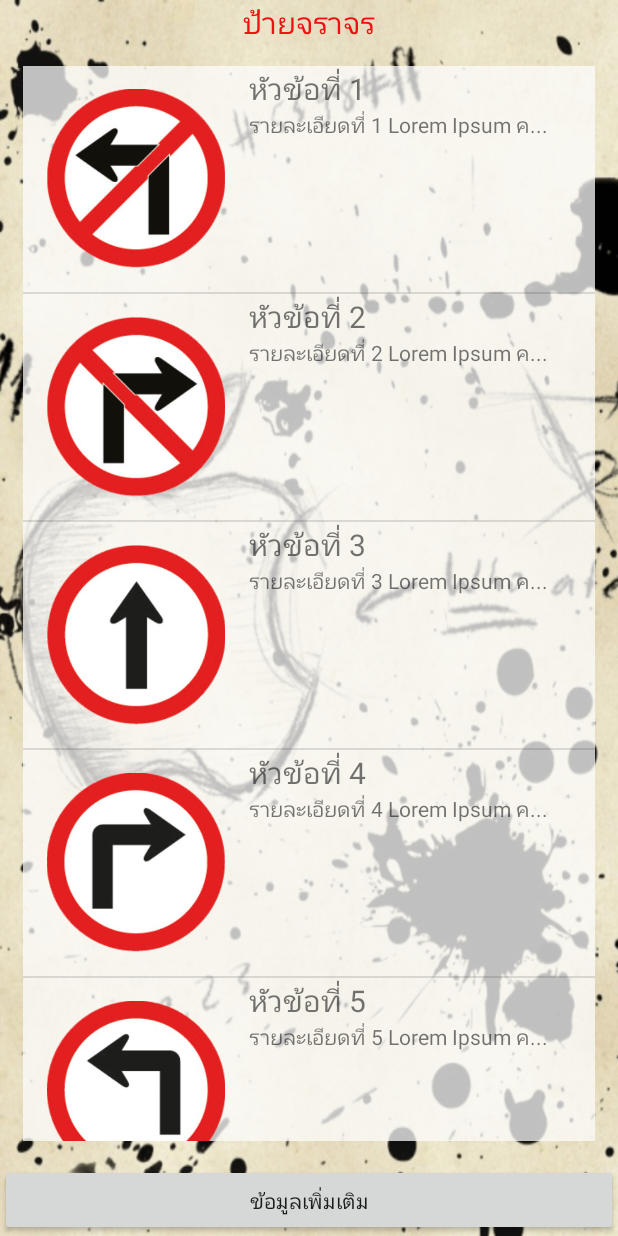
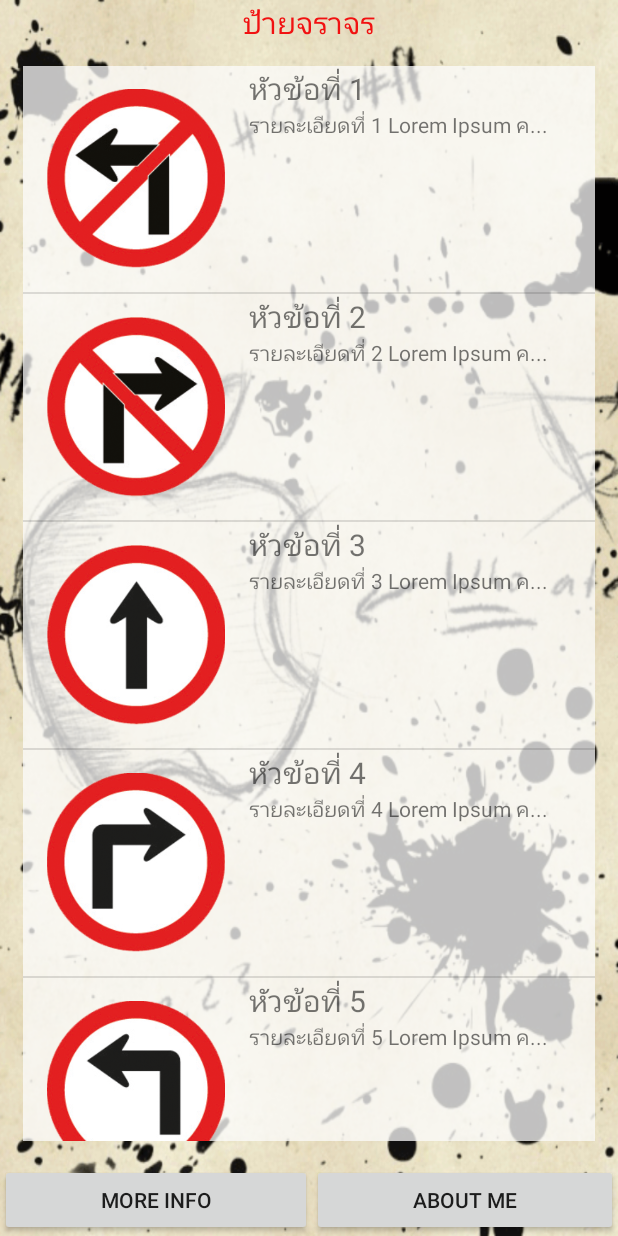
Before and after one commit to jewelrykung/MyApplication2, an Android app: the screen it shows after launch (MainActivity), on a phone screen of 412 x 824 dp. Run offline under Robolectric (Android 15) with nearby library versions, the phone set to English and light mode, and no system bars.

Commit message:
pre Test1  9 Mar 60

```diff
--- a/app/src/main/java/comsci/thanaset/myapplication/MyAdapter.java
+++ b/app/src/main/java/comsci/thanaset/myapplication/MyAdapter.java
@@ -44,7 +44,7 @@ public class MyAdapter extends BaseAdapter {
     @Override
     public View getView(int position, View convertView, ViewGroup parent) {//รับจำนวนข้อมูลแล้วนำไปแสดงผลต่อบนหน้าเว็ป
         LayoutInflater layoutInflater = (LayoutInflater) context.getSystemService(Context.LAYOUT_INFLATER_SERVICE);
-        View view =layoutInflater.inflate(R.layout.my_listview,parent,false);
+        View view =layoutInflater.inflate(R.layout.my_listview,parent,false);//ของmylistview
         //intitial view ผูกIDของ view กับตัวแปร เพื่อให้รู้จักกัน
 
         ImageView imageView = (ImageView) view.findViewById(R.id.imvIcon);
--- a/app/src/main/res/layout/activity_detail.xml
+++ b/app/src/main/res/layout/activity_detail.xml
@@ -15,8 +15,8 @@
         android:layout_height="wrap_content"
         android:text="ป้ายจราจร"
         android:layout_centerHorizontal="true"
-        android:textColor="@android:color/holo_blue_bright"
-        android:textSize="60dp"
+        android:textColor="@android:color/holo_red_dark"
+        android:textSize="40dp"
         android:layout_margin="15dp"
         />
 
@@ -52,7 +52,7 @@
                 android:text="TextVdedewdiew"
                 android:layout_width="wrap_content"
                 android:layout_height="wrap_content"
-                android:textSize="40sp"
+                android:textSize="20sp"
                 android:id="@+id/txtDetailScroll" />
         </LinearLayout>
     </ScrollView>
--- a/app/src/main/res/layout/activity_main.xml
+++ b/app/src/main/res/layout/activity_main.xml
@@ -19,25 +19,40 @@
 
         />
 
-    <Button
-        android:text="@string/MoreInfo"
-        android:layout_width="match_parent"
-        android:layout_height="wrap_content"
-        android:onClick="onClickMoreInfo (MainActivity)"
-        android:id="@+id/btnMoreInfo"
-        android:layout_alignParentBottom="true"
-
-        />
-
     <ListView
         android:layout_width="match_parent"
         android:layout_height="match_parent"
         android:id="@+id/liveTraffic"
-        android:layout_below="@id/txtTitle"
-        android:layout_above="@id/btnMoreInfo"
+        android:layout_below="@+id/txtTitle"
+        android:layout_above="@+id/layButton"
         android:background="@color/colorAccent"
         android:layout_margin="@dimen/my_margin"
         />
 
+    <LinearLayout
+        android:id="@+id/layButton"
+        android:layout_width="match_parent"
+        android:layout_height="wrap_content"
+        android:layout_alignParentBottom="true"
+        android:orientation="horizontal">
+
+        <Button
+            android:id="@+id/btnMoreInfo"
+            android:layout_width="wrap_content"
+            android:layout_height="wrap_content"
+            android:layout_alignParentBottom="false"
+            android:layout_weight="1"
+            android:onClick="onClickMoreInfo (MainActivity)"
+
+            android:text="@string/MoreInfo" />
+
+        <Button
+            android:id="@+id/btnAboutMe"
+            android:layout_width="wrap_content"
+            android:layout_height="wrap_content"
+            android:layout_weight="1"
+            android:text="@string/aboutMe" />
+    </LinearLayout>
+
 
 </RelativeLayout>
--- a/app/src/main/res/values/strings.xml
+++ b/app/src/main/res/values/strings.xml
@@ -2,5 +2,6 @@
     <string name="app_name">MyApplication</string>
 
     <string name="txtTitle">ป้ายจราจร</string>
-    <string name="MoreInfo">ข้อมูลเพิ่มเติม</string>
+    <string name="MoreInfo">More Info</string>
+    <string name="aboutMe">About Me</string>
 </resources>
--- a/build.gradle
+++ b/build.gradle
@@ -5,7 +5,7 @@ buildscript {
         jcenter()
     }
     dependencies {
-        classpath 'com.android.tools.build:gradle:2.2.3'
+        classpath 'com.android.tools.build:gradle:2.3.0'
 
         // NOTE: Do not place your application dependencies here; they belong
         // in the individual module build.gradle files
```
Also changed, not shown: gradle/wrapper/gradle-wrapper.properties.
